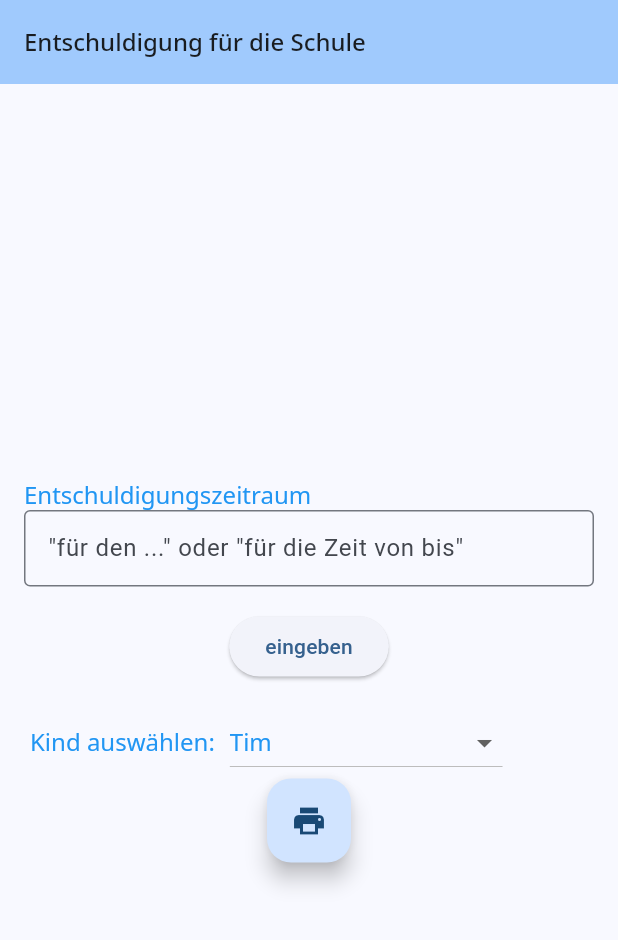
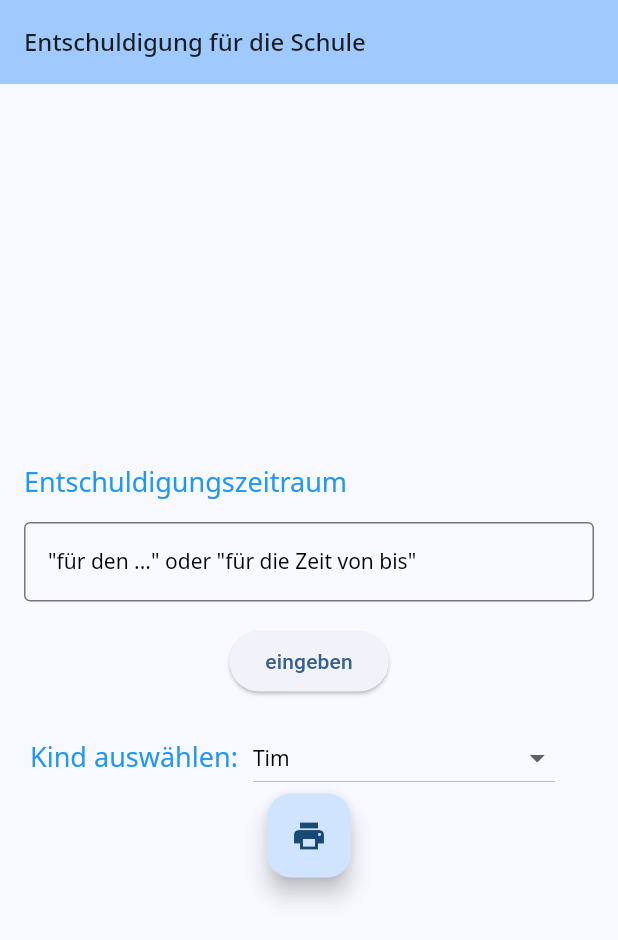
Before and after one commit to chrbuchsteiner61/myapp, a Flutter app: the screen it shows after launch, on a phone screen of 412 x 824 dp. Shown: the top 940 px of the screen. Run offline on Flutter 3.47's test engine with Material 3 defaults, Android fonts, the phone set to English and light mode, and no system bars; our stand-ins replace google_fonts, logger, pdf, printing.

Commit message:
ux improvement

```diff
--- a/lib/input_fields/date_of_illness.dart
+++ b/lib/input_fields/date_of_illness.dart
@@ -22,12 +22,20 @@ class DateOfIllnessState extends State<DateOfIllness> {
             child: Text("Entschuldigungszeitraum",
                 style: Theme.of(context).textTheme.displayMedium!),
           ),
-          TextField(
-            style: Theme.of(context).textTheme.displayMedium!,
-            controller: _controller,
-            decoration: const InputDecoration(
-              labelText: '"für den ..." oder "für die Zeit von bis"',
-              border: OutlineInputBorder(),
+          const SizedBox(height: 16.0,),
+          Align(
+              alignment: Alignment.centerLeft,
+              child:SizedBox(
+            width: 400.0,
+            child:  TextField(
+                style: Theme.of(context).textTheme.displayMedium!,
+                controller: _controller,
+                decoration: InputDecoration(
+                  labelText: '"für den ..." oder "für die Zeit von bis"',
+                  labelStyle: Theme.of(context).textTheme.displaySmall!,
+                  border: const OutlineInputBorder(),
+                ),
+              ),
             ),
           ),
           const SizedBox(height: 16),
--- a/lib/input_fields/select_child.dart
+++ b/lib/input_fields/select_child.dart
@@ -27,12 +27,12 @@ class SelectChild extends StatelessWidget {
             DropdownMenuItem(
               value: 'Tim Birkholz',
               child: Text('Tim',
-                  style: Theme.of(context).textTheme.displayMedium!),
+                  style: Theme.of(context).textTheme.displaySmall!),
             ),
             DropdownMenuItem(
               value: 'Nils Birkholz',
               child: Text('Nils',
-                  style: Theme.of(context).textTheme.displayMedium!),
+                  style: Theme.of(context).textTheme.displaySmall!),
             ),
           ],
           onChanged: onChanged,
--- a/lib/main.dart
+++ b/lib/main.dart
@@ -45,10 +45,15 @@ class MyAppology extends StatelessWidget {
         color: Colors.blue,
       ),
       bodySmall: GoogleFonts.notoSans(),
-      displayMedium: GoogleFonts.notoSans(fontSize: 16,
+      displayMedium: GoogleFonts.notoSans(fontSize: 18,
         fontStyle: FontStyle.normal,
         fontWeight: FontWeight.w400,
         color: Colors.blue, ),
+      displaySmall: GoogleFonts.notoSans(fontSize: 14,
+        fontStyle: FontStyle.normal,
+        fontWeight: FontWeight.w400,
+        color: Colors.black, ),
+
     ),
       ),
       home: const StartingPage(title: 'Entschuldigung für die Schule'),
```
Also changed, not shown: 1 other file.
